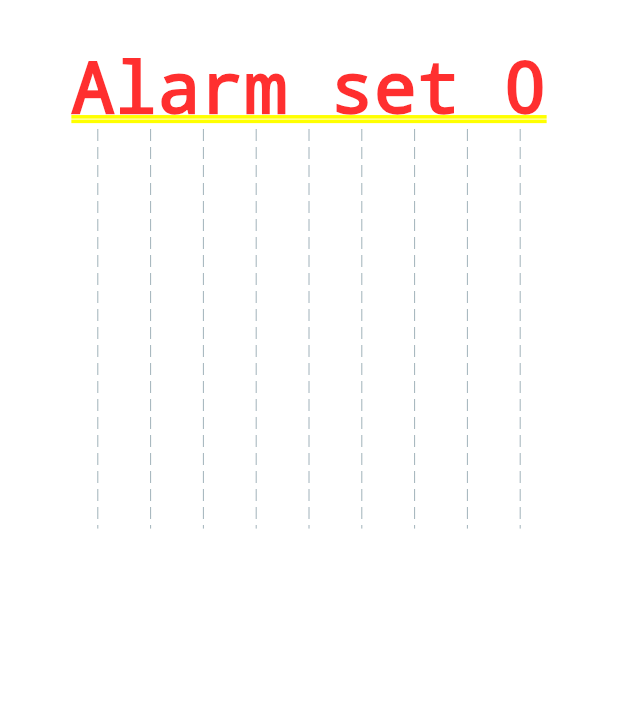
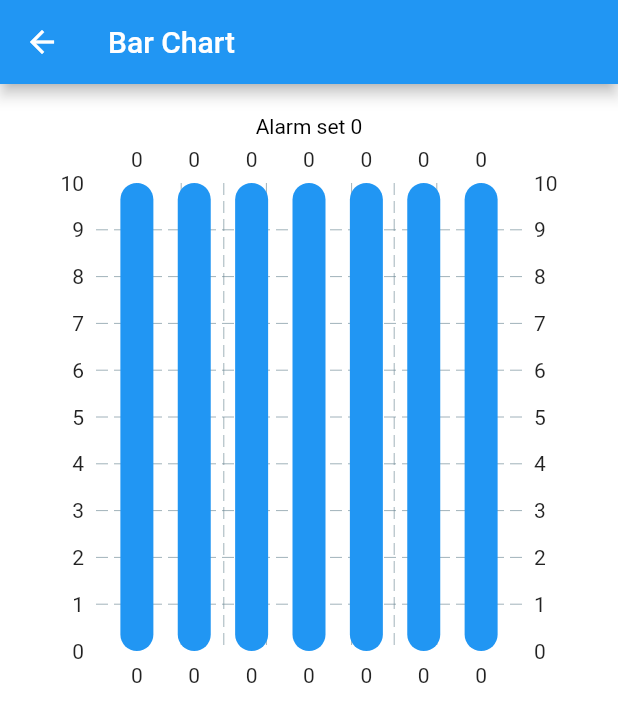
Before and after one commit to vinswilliam/clock_analog, a Flutter app: the SecondPage screen opened by its route, on a phone screen of 412 x 824 dp. Shown: the top 722 px of the screen. Run offline on Flutter 3.47's test engine with Material 2 defaults, Android fonts, the phone set to English and light mode, and no system bars; drawn by our look-alikes of fl_chart; our stand-ins replace flutter_local_notifications, rxdart, timezone.

Commit message:
try fl_chart

```diff
--- a/lib/main.dart
+++ b/lib/main.dart
@@ -18,7 +18,8 @@ Future<void> main() async {
   final NotificationAppLaunchDetails? notificationAppLaunchDetails =
       await localNotifService.flutterLocalNotificationsPlugin
           .getNotificationAppLaunchDetails();
-  String initialRoute = MyHomePage.routeName;
+  // String initialRoute = MyHomePage.routeName;
+  String initialRoute = SecondPage.routeName;
   if (notificationAppLaunchDetails?.didNotificationLaunchApp ?? false) {
     // selectedNotificationPayload =
     //     notificationAppLaunchDetails!.notificationResponse?.payload;
--- a/lib/second_page.dart
+++ b/lib/second_page.dart
@@ -1,4 +1,3 @@
-
 import 'package:fl_chart/fl_chart.dart';
 import 'package:flutter/material.dart';
 
@@ -22,67 +21,75 @@ class _SecondPageState extends State<SecondPage> {
     // int minute = int.parse(widget.payload) % 60;
     // String alarmSet = '$hour : $minute';
 
-    return Container(
+    return Scaffold(
+      appBar: AppBar(
+        title: const Text('Bar Chart'),
+      ),
+      body: Container(
           decoration: const BoxDecoration(color: Colors.white),
-        width: double.infinity,
-        padding: const EdgeInsets.all(30),
+          padding: const EdgeInsets.all(20),
           child: Column(
             children: [
-            Text('Alarm set ${widget.payload}'),
-            BarChart(
+              Text(
+                'Alarm set ${widget.payload}',
+                style: const TextStyle(fontSize: 14, color: Colors.black),
+              ),
+              AspectRatio(
+                aspectRatio: 1.0,
+                child: Container(
+                  width: double.infinity,
+                  child: BarChart(
                     randomData(),
-              swapAnimationDuration: const Duration(milliseconds: 150), // Optional
-              swapAnimationCurve: Curves.linear, // Optional
+                  ),
+                ),
               )
             ],
-        ));
+          )),
+    );
   }
+
+  List<BarChartGroupData> showingGroups() => List.generate(7, (i) {
+        return makeGroupData(0, 5);
+      });
 
   BarChartData randomData() {
     return BarChartData(
+      // maxY: 60,
       barTouchData: BarTouchData(
         enabled: false,
       ),
-      titlesData: FlTitlesData(
-        bottomTitles: AxisTitles(
-            sideTitles:
-                SideTitles(showTitles: true, getTitlesWidget: getTitles)),
-        leftTitles: AxisTitles(sideTitles: SideTitles(showTitles: false)),
-        rightTitles: AxisTitles(sideTitles: SideTitles(showTitles: false)),
-        topTitles: AxisTitles(sideTitles: SideTitles(showTitles: false)),
-      ),
+      // titlesData: FlTitlesData(
+      //   bottomTitles: AxisTitles(
+      //       sideTitles:
+      //           SideTitles(showTitles: true, getTitlesWidget: getTitles)),
+      //   leftTitles: AxisTitles(
+      //       sideTitles:
+      //           SideTitles(showTitles: false)),
+      //   rightTitles: AxisTitles(sideTitles: SideTitles(showTitles: false)),
+      //   topTitles: AxisTitles(sideTitles: SideTitles(showTitles: false)),
+      // ),
+      barGroups: showingGroups(),
       borderData: FlBorderData(
         show: false,
       ),
+      gridData: FlGridData(show: true),
     );
   }
 
   BarChartGroupData makeGroupData(
     int x,
     double y, {
-    bool isTouched = false,
-    Color barColor = Colors.white,
     double width = 22,
-    List<int> showTooltips = const [],
   }) {
     return BarChartGroupData(
       x: x,
       barRods: [
         BarChartRodData(
-          toY: isTouched ? y + 1 : y,
-          color: isTouched ? Colors.yellow : barColor,
+          toY: 10,
+          color: Colors.blue,
           width: width,
-          borderSide: isTouched
-              ? const BorderSide(color: Colors.yellow)
-              : const BorderSide(color: Colors.white, width: 0),
-          backDrawRodData: BackgroundBarChartRodData(
-            show: true,
-            toY: 20,
-            color: Colors.blue,
-          ),
         ),
       ],
-      showingTooltipIndicators: showTooltips,
     );
   }
 
@@ -93,7 +100,7 @@ class _SecondPageState extends State<SecondPage> {
       fontSize: 14,
     );
 
-    Widget text = const Text('M', style: style);
+    Widget text = const Text('Date', style: style);
 
     return SideTitleWidget(
       axisSide: meta.axisSide,
```
Lines whose indentation alone changed are shown as unchanged.
